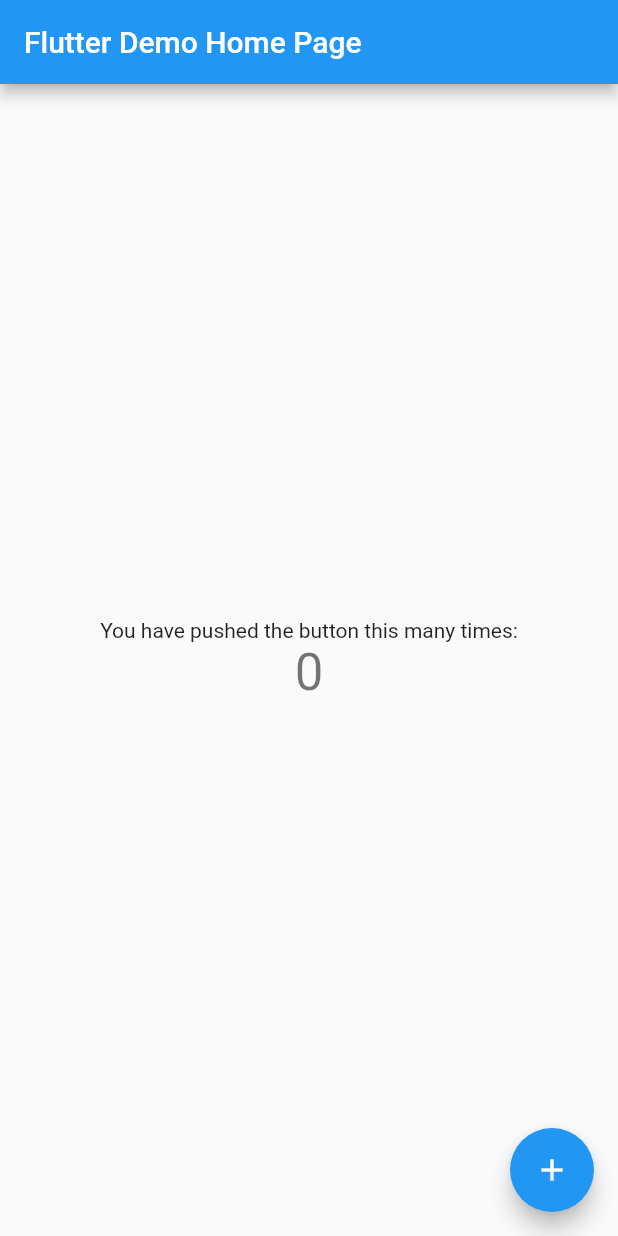
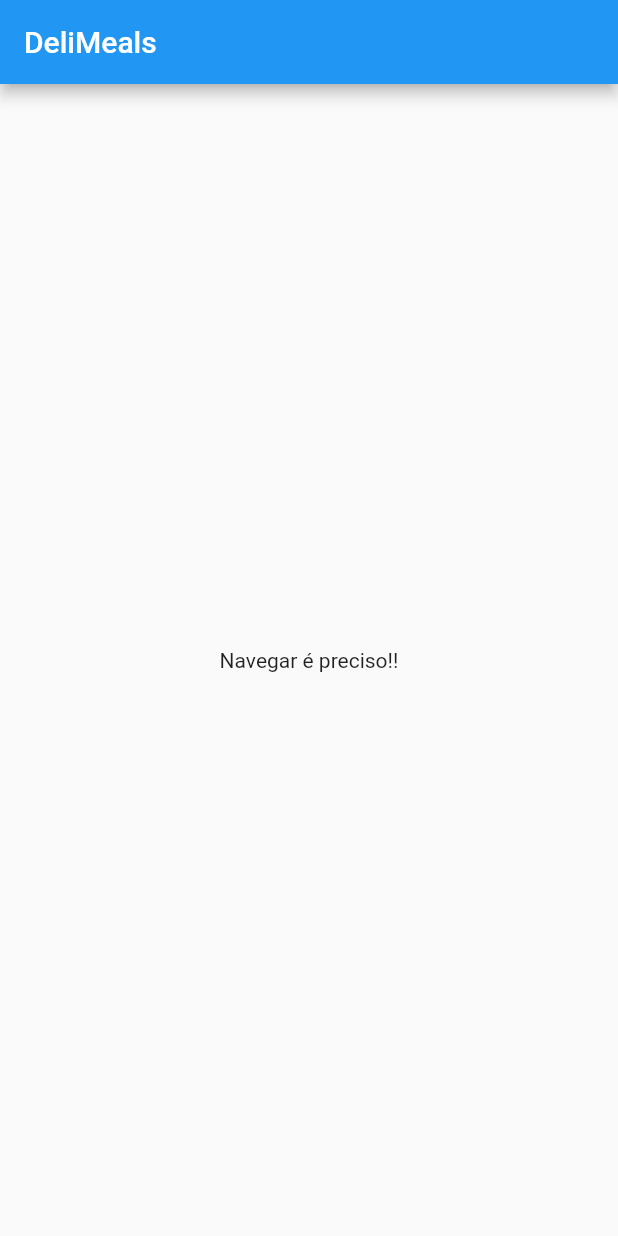
Before and after one commit to duarteicaros/Flutter-Projetos-Receitas, a Flutter app: the screen it shows after launch, on a phone screen of 412 x 824 dp. Run offline on Flutter 3.47's test engine with Material 2 defaults, Android fonts, the phone set to English and light mode, and no system bars.

Commit message:
Atualização do Main.dart

```diff
--- a/lib/main.dart
+++ b/lib/main.dart
@@ -1,115 +1,39 @@
 import 'package:flutter/material.dart';
 
-void main() {
-  runApp(const MyApp());
-}
+void main() => runApp(const MyApp());
 
 class MyApp extends StatelessWidget {
   const MyApp({super.key});
 
-  // This widget is the root of your application.
   @override
   Widget build(BuildContext context) {
     return MaterialApp(
-      title: 'Flutter Demo',
+      title: 'DeliMeals',
       theme: ThemeData(
-        // This is the theme of your application.
-        //
-        // Try running your application with "flutter run". You'll see the
-        // application has a blue toolbar. Then, without quitting the app, try
-        // changing the primarySwatch below to Colors.green and then invoke
-        // "hot reload" (press "r" in the console where you ran "flutter run",
-        // or simply save your changes to "hot reload" in a Flutter IDE).
-        // Notice that the counter didn't reset back to zero; the application
-        // is not restarted.
         primarySwatch: Colors.blue,
       ),
-      home: const MyHomePage(title: 'Flutter Demo Home Page'),
+      home: MyHomePage(),
     );
   }
 }
 
 class MyHomePage extends StatefulWidget {
-  const MyHomePage({super.key, required this.title});
-
-  // This widget is the home page of your application. It is stateful, meaning
-  // that it has a State object (defined below) that contains fields that affect
-  // how it looks.
-
-  // This class is the configuration for the state. It holds the values (in this
-  // case the title) provided by the parent (in this case the App widget) and
-  // used by the build method of the State. Fields in a Widget subclass are
-  // always marked "final".
-
-  final String title;
+  const MyHomePage({super.key});
 
   @override
-  State<MyHomePage> createState() => _MyHomePageState();
+  _MyHomePageState createState() => _MyHomePageState();
 }
 
 class _MyHomePageState extends State<MyHomePage> {
-  int _counter = 0;
-
-  void _incrementCounter() {
-    setState(() {
-      // This call to setState tells the Flutter framework that something has
-      // changed in this State, which causes it to rerun the build method below
-      // so that the display can reflect the updated values. If we changed
-      // _counter without calling setState(), then the build method would not be
-      // called again, and so nothing would appear to happen.
-      _counter++;
-    });
-  }
-
   @override
   Widget build(BuildContext context) {
-    // This method is rerun every time setState is called, for instance as done
-    // by the _incrementCounter method above.
-    //
-    // The Flutter framework has been optimized to make rerunning build methods
-    // fast, so that you can just rebuild anything that needs updating rather
-    // than having to individually change instances of widgets.
     return Scaffold(
       appBar: AppBar(
-        // Here we take the value from the MyHomePage object that was created by
-        // the App.build method, and use it to set our appbar title.
-        title: Text(widget.title),
+        title: const Text('DeliMeals'),
       ),
-      body: Center(
-        // Center is a layout widget. It takes a single child and positions it
-        // in the middle of the parent.
-        child: Column(
-          // Column is also a layout widget. It takes a list of children and
-          // arranges them vertically. By default, it sizes itself to fit its
-          // children horizontally, and tries to be as tall as its parent.
-          //
-          // Invoke "debug painting" (press "p" in the console, choose the
-          // "Toggle Debug Paint" action from the Flutter Inspector in Android
-          // Studio, or the "Toggle Debug Paint" command in Visual Studio Code)
-          // to see the wireframe for each widget.
-          //
-          // Column has various properties to control how it sizes itself and
-          // how it positions its children. Here we use mainAxisAlignment to
-          // center the children vertically; the main axis here is the vertical
-          // axis because Columns are vertical (the cross axis would be
-          // horizontal).
-          mainAxisAlignment: MainAxisAlignment.center,
-          children: <Widget>[
-            const Text(
-              'You have pushed the button this many times:',
-            ),
-            Text(
-              '$_counter',
-              style: Theme.of(context).textTheme.headline4,
-            ),
-          ],
-        ),
+      body: const Center(
+        child: Text('Navegar é preciso!!'),
       ),
-      floatingActionButton: FloatingActionButton(
-        onPressed: _incrementCounter,
-        tooltip: 'Increment',
-        child: const Icon(Icons.add),
-      ), // This trailing comma makes auto-formatting nicer for build methods.
     );
   }
 }
```
